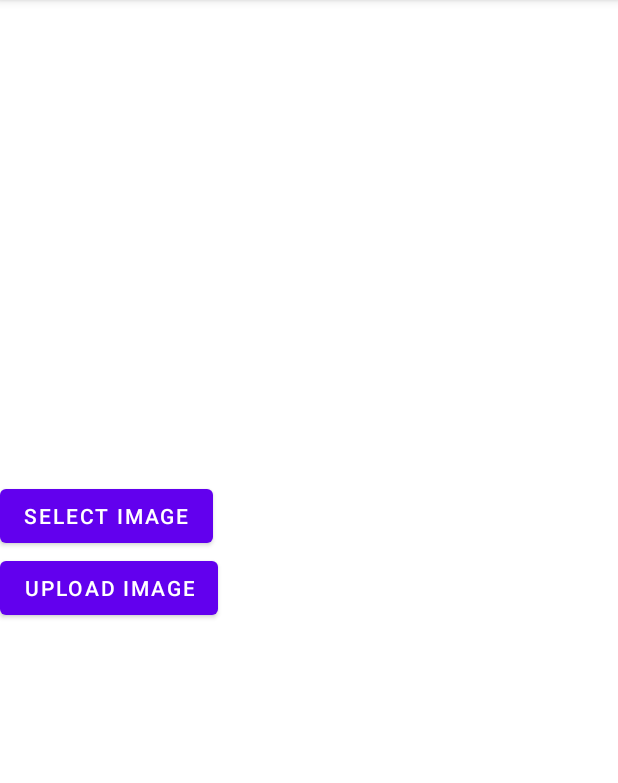
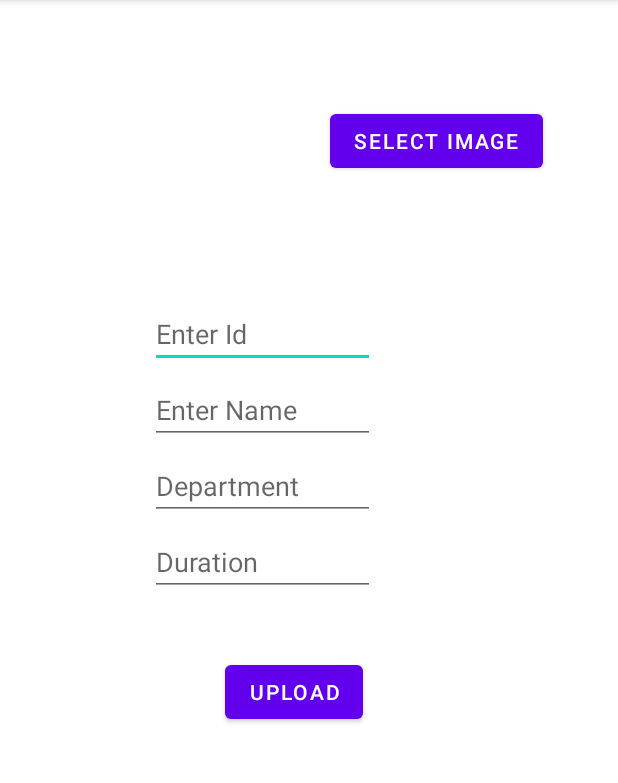
Before and after one commit to M-Ameen/Student_entryform_using_Firebase, an Android app: the screen it shows after launch (MainActivity), on a phone screen of 412 x 824 dp, the part 84-867 px from its top. Run offline under Robolectric (Android 15) with nearby library versions, the phone set to English and light mode, and no system bars; our stand-ins replace Firebase (no records; nobody signed in at launch, a user with empty details on screens opened directly); libraries missing offline, so code that uses them is left out: com.karumi.dexter.

Commit message:
Student registration form with image using firebase

```diff
--- a/app/src/main/java/com/example/firebase_practise/MainActivity.java
+++ b/app/src/main/java/com/example/firebase_practise/MainActivity.java
@@ -38,13 +38,14 @@ import com.karumi.dexter.listener.single.PermissionListener;
 
 import java.io.FileNotFoundException;
 import java.io.InputStream;
+import java.util.Random;
 
 public class MainActivity extends AppCompatActivity {
-//    EditText name,department,duration,id;
+    EditText name,department,duration,id;
 
 
     ImageView placeimg;
-    Button browse,upload;
+    Button browse;
     Uri imageuri;
     Bitmap bitmap;
 
@@ -53,9 +54,13 @@ public class MainActivity extends AppCompatActivity {
         super.onCreate(savedInstanceState);
         setContentView(R.layout.activity_main);
 
+        name=findViewById(R.id.name);
+        department=findViewById(R.id.department);
+        duration=findViewById(R.id.duration);
+        id=findViewById(R.id.id);
         placeimg=findViewById(R.id.placeimage);
         browse=findViewById(R.id.browse);
-        upload=findViewById(R.id.upload);
+
 
         ActivityResultLauncher<String> mGetContent = registerForActivityResult(new ActivityResultContracts.GetContent(),
                 new ActivityResultCallback<Uri>() {
@@ -98,37 +103,44 @@ public class MainActivity extends AppCompatActivity {
             }
         });
 
-            upload.setOnClickListener(new View.OnClickListener() {
-                @Override
-                public void onClick(View v) {
-                    uploadtofirebase();
-                }
-            });
-
-
-
-
-
-
-//        name=findViewById(R.id.name);
-//        department=findViewById(R.id.department);
-//        duration=findViewById(R.id.duration);
-//        id=findViewById(R.id.id);
     }
-
+    public void upload(View view) {
+        uploadtofirebase();
+    }
     private void uploadtofirebase() {
         ProgressDialog dialog=new ProgressDialog(this);
         dialog.setTitle("Image Uploader");
         dialog.show();
         FirebaseStorage firebaseStorage=FirebaseStorage.getInstance();
-        StorageReference uploader=firebaseStorage.getReference().child("image1");
+        final StorageReference uploader=firebaseStorage.getReference().child("image1"+new Random().nextInt(50));
         uploader.putFile(imageuri)
                 .addOnSuccessListener(new OnSuccessListener<UploadTask.TaskSnapshot>() {
                     @Override
                     public void onSuccess(UploadTask.TaskSnapshot taskSnapshot) {
-                        dialog.dismiss();
-                        Toast.makeText(MainActivity.this, "File Uploaded", Toast.LENGTH_SHORT).show();
+                        uploader.getDownloadUrl().addOnSuccessListener(new OnSuccessListener<Uri>() {
+                            @Override
+                            public void onSuccess(Uri uri) {
+                                dialog.dismiss();
 
+                                String variable_name=name.getText().toString().trim();
+                                String variable_department=department.getText().toString().trim();
+                                String variable_duration=duration.getText().toString().trim();
+                                String variable_id=id.getText().toString().trim();
+                                String variable_uri=uri.toString();
+
+                                FirebaseDatabase db=FirebaseDatabase.getInstance();
+                                DatabaseReference node=db.getReference("Student");
+
+                                firebasedbhandler obj=new firebasedbhandler(variable_name,variable_department,variable_duration,variable_uri);
+                                node.child(variable_id).setValue(obj);
+                                Toast.makeText(MainActivity.this, "File Uploaded", Toast.LENGTH_SHORT).show();
+
+                                name.setText("");
+                                department.setText("");
+                                duration.setText("");
+                                id.setText("");
+                            }
+                        });
                     }
                 })
                 .addOnProgressListener(new OnProgressListener<UploadTask.TaskSnapshot>() {
@@ -142,22 +154,5 @@ public class MainActivity extends AppCompatActivity {
     }
 
 
-//    public void buttonclicked(View view) {
-//        String variable_name=name.getText().toString().trim();
-//        String variable_department=department.getText().toString().trim();
-//        String variable_duration=duration.getText().toString().trim();
-//        String variable_id=id.getText().toString().trim();
-//
-//        firebasedbhandler obj=new firebasedbhandler(variable_name,variable_department,variable_duration);
-//        FirebaseDatabase db=FirebaseDatabase.getInstance();
-//        DatabaseReference node=db.getReference("Student");
-//        node.child(variable_id).setValue(obj);
-//
-//        name.setText("");
-//        department.setText("");
-//        duration.setText("");
-//        id.setText("");
-//        Toast.makeText(this, "Record Inserted: ", Toast.LENGTH_SHORT).show();
-//
-//    }
+
 }
--- a/app/src/main/res/layout/activity_main.xml
+++ b/app/src/main/res/layout/activity_main.xml
@@ -9,50 +9,14 @@
 
 
 <!--    for student form-->
-<!--    <EditText-->
-<!--        android:id="@+id/id"-->
-<!--        android:layout_width="150dp"-->
-<!--        android:layout_height="wrap_content"-->
-<!--        android:layout_marginLeft="100dp"-->
-<!--        android:hint="Enter Id" />-->
-<!--    <EditText-->
-<!--        android:id="@+id/name"-->
-<!--        android:layout_width="150dp"-->
-<!--        android:layout_height="wrap_content"-->
-<!--        android:layout_marginLeft="100dp"-->
-<!--        android:hint="Enter Name"-->
-<!--        android:layout_marginTop="5dp"/>-->
-<!--    <EditText-->
-<!--        android:id="@+id/department"-->
-<!--        android:layout_width="150dp"-->
-<!--        android:layout_height="wrap_content"-->
-<!--        android:layout_marginTop="5dp"-->
-<!--        android:layout_marginLeft="100dp"-->
-<!--        android:hint="Department"-->
-<!--        />-->
-<!--    <EditText-->
-<!--        android:id="@+id/duration"-->
-<!--        android:layout_width="150dp"-->
-<!--        android:layout_height="wrap_content"-->
-<!--        android:layout_marginLeft="100dp"-->
-<!--        android:layout_marginTop="5dp"-->
-<!--        android:hint="Duration"-->
-<!--        />-->
-<!--    <Button-->
-<!--        android:id="@+id/button"-->
-<!--        android:layout_width="wrap_content"-->
-<!--        android:layout_height="wrap_content"-->
-<!--        android:layout_marginLeft="150dp"-->
-<!--        android:layout_marginTop="40dp"-->
-<!--        android:onClick="buttonclicked"-->
-<!--        android:text="Submit" />-->
-
-<!--    for image upload-->
-
+<LinearLayout
+    android:layout_width="match_parent"
+    android:layout_height="wrap_content"
+    android:orientation="horizontal">
     <ImageView
         android:id="@+id/placeimage"
-        android:layout_width="300dp"
-        android:layout_height="300dp"
+        android:layout_width="150dp"
+        android:layout_height="150dp"
         android:layout_marginLeft="40dp"
         android:layout_marginTop="20dp"
         />
@@ -61,12 +25,50 @@
         android:layout_width="wrap_content"
         android:layout_height="wrap_content"
         android:text="Select image"
+        android:layout_marginTop="70dp"
+        android:layout_marginLeft="30dp"
+        />
+</LinearLayout>
+
+    <EditText
+        android:layout_marginTop="30dp"
+        android:id="@+id/id"
+        android:layout_width="150dp"
+        android:layout_height="wrap_content"
+        android:layout_marginLeft="100dp"
+        android:hint="Enter Id" />
+    <EditText
+        android:id="@+id/name"
+        android:layout_width="150dp"
+        android:layout_height="wrap_content"
+        android:layout_marginLeft="100dp"
+        android:hint="Enter Name"
+        android:layout_marginTop="5dp"/>
+    <EditText
+        android:id="@+id/department"
+        android:layout_width="150dp"
+        android:layout_height="wrap_content"
+        android:layout_marginTop="5dp"
+        android:layout_marginLeft="100dp"
+        android:hint="Department"
+        />
+    <EditText
+        android:id="@+id/duration"
+        android:layout_width="150dp"
+        android:layout_height="wrap_content"
+        android:layout_marginLeft="100dp"
+        android:layout_marginTop="5dp"
+        android:hint="Duration"
         />
     <Button
-        android:id="@+id/upload"
+        android:id="@+id/button"
         android:layout_width="wrap_content"
         android:layout_height="wrap_content"
-        android:text="Upload image"
-        />
+        android:layout_marginLeft="150dp"
+        android:layout_marginTop="40dp"
+        android:onClick="upload"
+        android:text="Upload" />
+
+
 
 </LinearLayout>
```
Also changed, not shown: app/src/main/java/com/example/firebase_practise/firebasedbhandler.java (+11 -2 lines).
